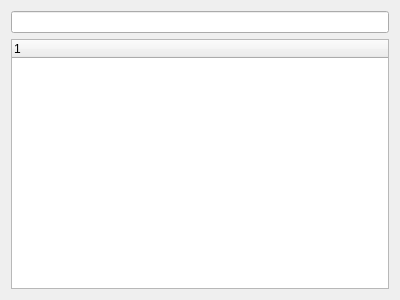
Above: gui/ui/DataSource/DataSourceWidget.ui from SciQLop/SciQLop before the change. Below: the same form after it.
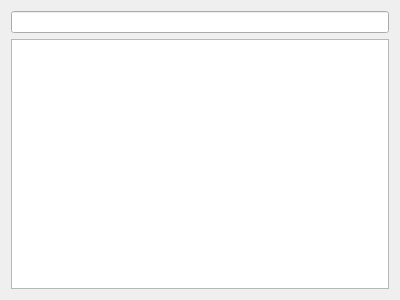
That is the form after the change. Custom widgets are drawn as their Qt base class.

Commit message: New data sources system switch complete

```diff
--- a/gui/ui/DataSource/DataSourceWidget.ui
+++ b/gui/ui/DataSource/DataSourceWidget.ui
@@ -18,7 +18,7 @@
     <widget class="QLineEdit" name="filterLineEdit"/>
    </item>
    <item row="1" column="0">
-    <widget class="DataSourceTreeWidget" name="treeWidget">
+    <widget class="QTreeView" name="treeView">
      <property name="dragEnabled">
       <bool>true</bool>
      </property>
@@ -28,22 +28,10 @@
      <property name="selectionMode">
       <enum>QAbstractItemView::ExtendedSelection</enum>
      </property>
-     <column>
-      <property name="text">
-       <string notr="true">1</string>
-      </property>
-     </column>
     </widget>
    </item>
   </layout>
  </widget>
- <customwidgets>
-  <customwidget>
-   <class>DataSourceTreeWidget</class>
-   <extends>QTreeWidget</extends>
-   <header>DataSource/DataSourceTreeWidget.h</header>
-  </customwidget>
- </customwidgets>
  <resources/>
  <connections/>
 </ui>
```
The commit also changes 19 other files.
